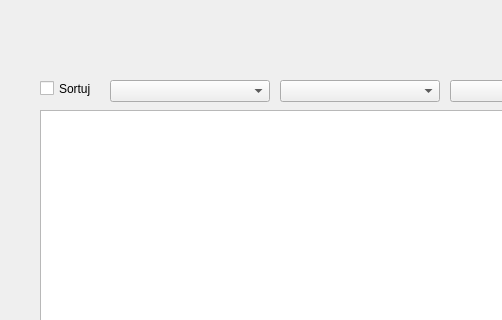
This is baza.ui in Astropl/OptiBase as Qt 5 draws it before an edit; both pictures show x 0 to 502 and y 0 to 320 of the 1076 by 634 pixel window. The edited form follows.
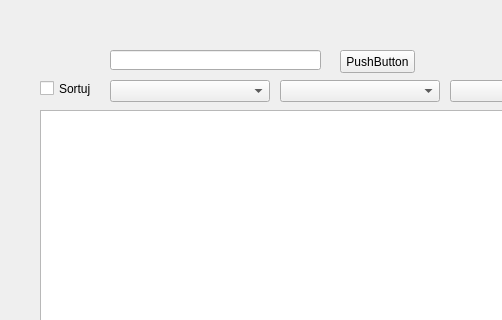
This is the edited form.

What changed in the file:
```diff
--- a/baza.ui
+++ b/baza.ui
@@ -365,6 +365,29 @@
      </rect>
     </property>
    </widget>
+   <widget class="QLineEdit" name="lineEditSzukaj">
+    <property name="geometry">
+     <rect>
+      <x>110</x>
+      <y>50</y>
+      <width>211</width>
+      <height>20</height>
+     </rect>
+    </property>
+   </widget>
+   <widget class="QPushButton" name="pushButton_3">
+    <property name="geometry">
+     <rect>
+      <x>340</x>
+      <y>50</y>
+      <width>75</width>
+      <height>23</height>
+     </rect>
+    </property>
+    <property name="text">
+     <string>PushButton</string>
+    </property>
+   </widget>
    <zorder>tableViewDB</zorder>
    <zorder>labelTest</zorder>
    <zorder>comboBox_4</zorder>
```
Left out of the diff: 2 changed lines with no effect on the pictures.
